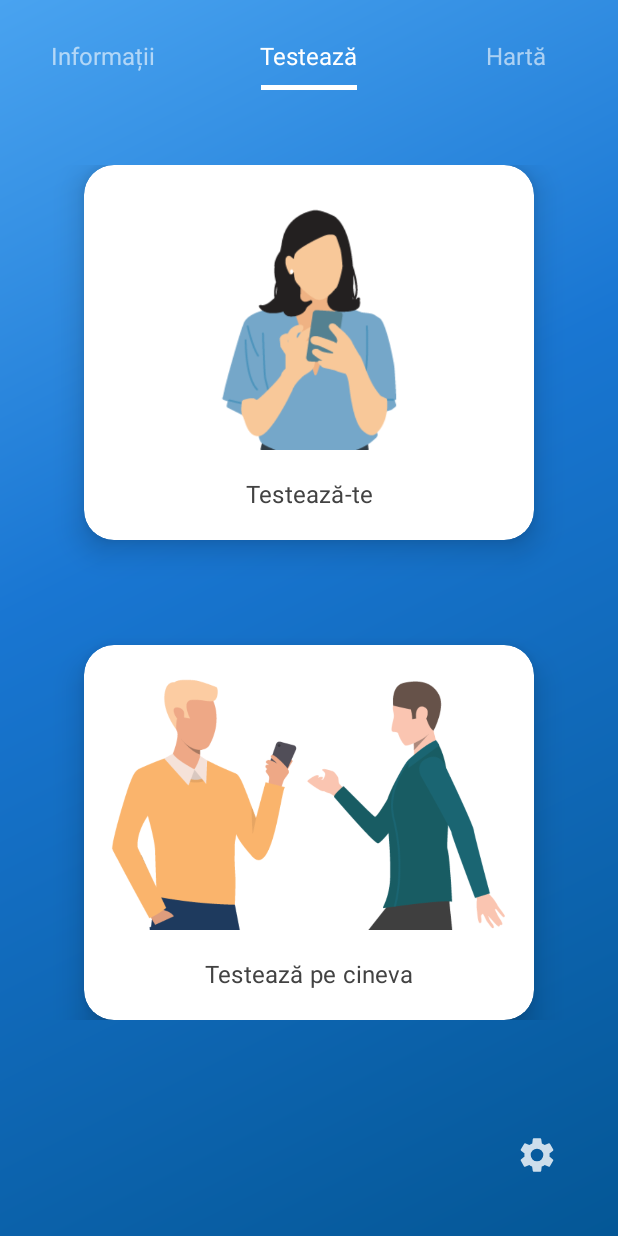
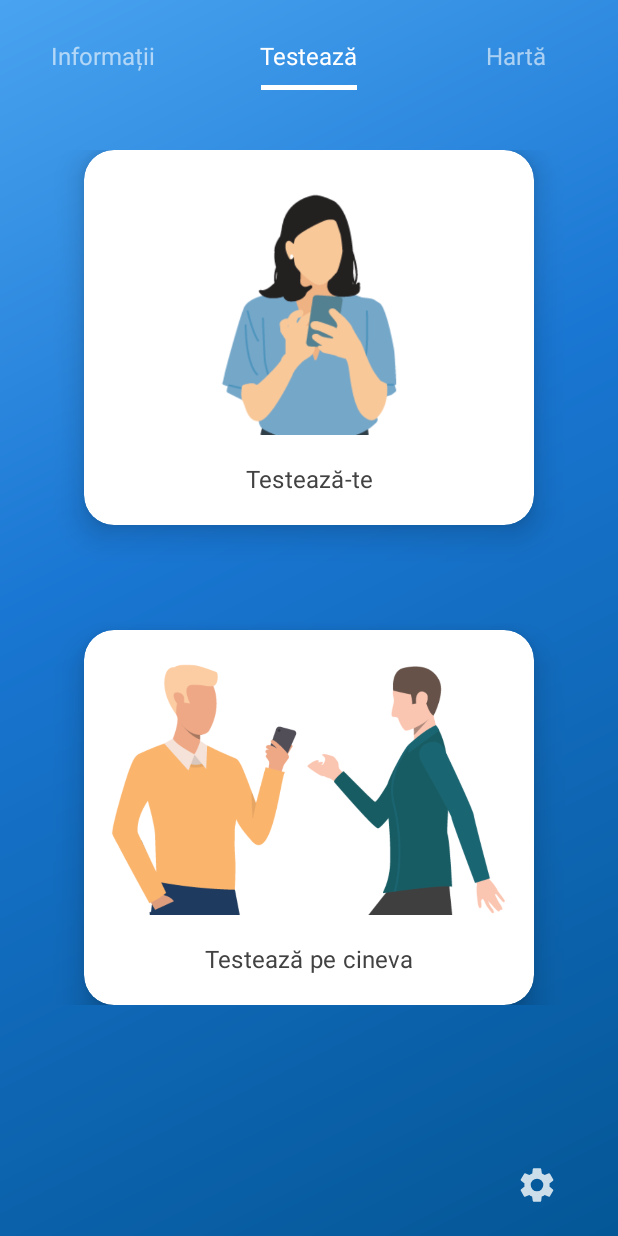
Before and after one commit to madalina1/hack4life, an Android app: the screen it shows after launch (MainActivity), on a phone screen of 412 x 824 dp. Run offline under Robolectric (Android 15) with nearby library versions, the phone set to English and light mode, and no system bars.

Commit message:
Changed some paddings

```diff
--- a/AVC App/app/src/main/res/layout/testing.xml
+++ b/AVC App/app/src/main/res/layout/testing.xml
@@ -6,7 +6,7 @@
     android:layout_height="match_parent"
     android:background="@android:color/transparent"
     tools:context=".MainActivity"
-    android:paddingBottom="40dp"
+    android:paddingBottom="20dp"
     android:paddingTop="40dp"
     android:paddingStart="20dp"
     android:paddingEnd="20dp">
@@ -16,7 +16,6 @@
         android:layout_width="match_parent"
         android:layout_height="wrap_content"
         android:gravity="center"
-        android:layout_marginTop="10dp"
         android:orientation="vertical">
 
         <androidx.cardview.widget.CardView
```
